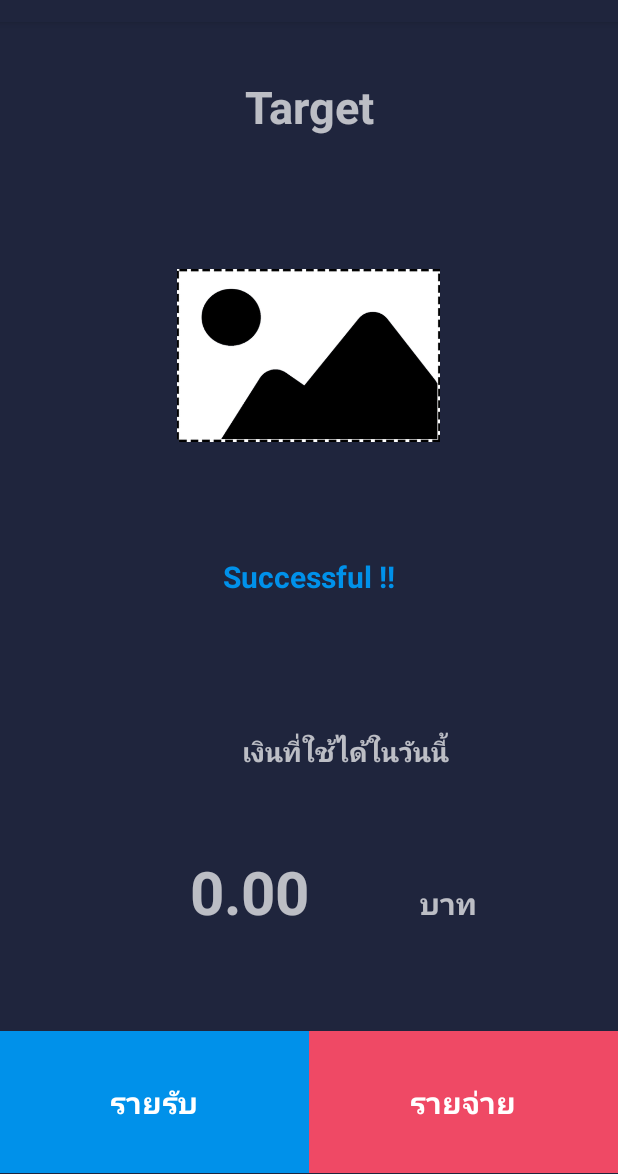
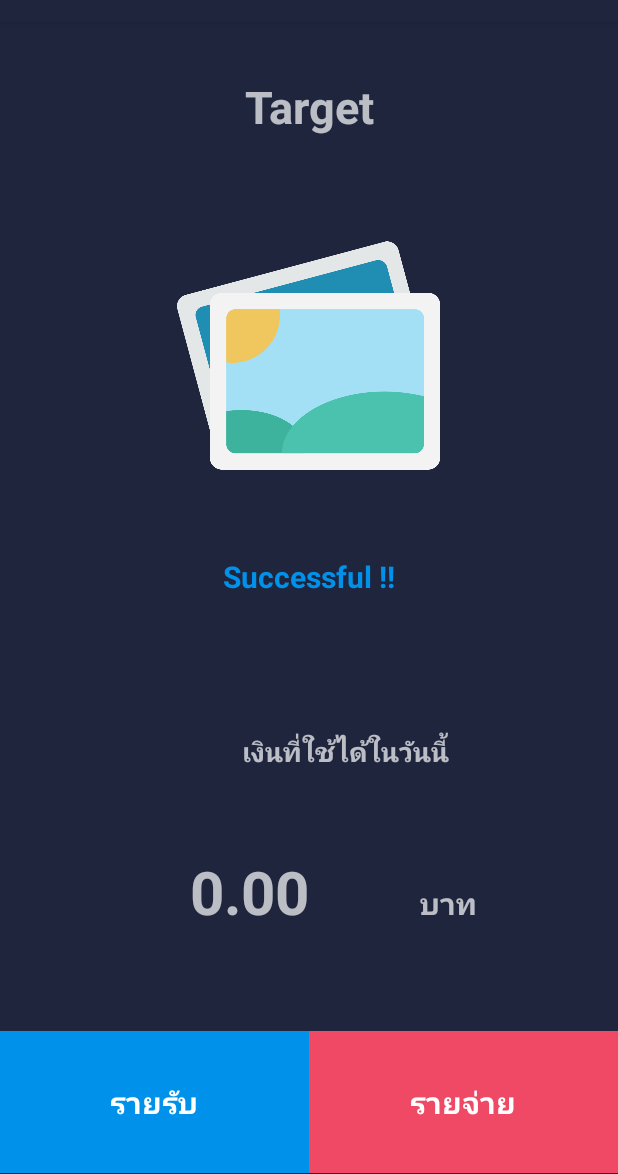
Before and after one commit to KornkamonS/Money, an Android app: the screen it shows after launch (MainActivity), on a phone screen of 412 x 824 dp, the part 62-1236 px from its top. Run offline under Robolectric (Android 15) with nearby library versions, the phone set to English and light mode, and no system bars.

Commit message:
color sub and drawable

```diff
--- a/app/src/main/res/layout/activity_main.xml
+++ b/app/src/main/res/layout/activity_main.xml
@@ -14,6 +14,7 @@
         android:layout_height="match_parent" />
 
     <android.support.design.widget.NavigationView
+        android:background="@color/sub"
         android:id="@+id/nav_view"
         android:layout_width="wrap_content"
         android:layout_height="match_parent"
--- a/app/src/main/res/layout/content_add__income.xml
+++ b/app/src/main/res/layout/content_add__income.xml
@@ -9,8 +9,8 @@
     tools:showIn="@layout/activity_add__income">
 
     <ScrollView
-        android:layout_width="match_parent"
-        android:layout_height="match_parent"
+        android:layout_width="0dp"
+        android:layout_height="0dp"
         app:layout_constraintBottom_toBottomOf="parent"
         app:layout_constraintHorizontal_bias="0.0"
         app:layout_constraintLeft_toLeftOf="parent"
@@ -41,6 +41,7 @@
                     android:paddingTop="30dp">
 
                     <HorizontalScrollView
+                        android:background="@color/sub"
                         android:layout_width="wrap_content"
                         android:layout_height="wrap_content">
 
--- a/app/src/main/res/layout/content_add__target.xml
+++ b/app/src/main/res/layout/content_add__target.xml
@@ -38,6 +38,7 @@
 
 
                     <HorizontalScrollView
+                        android:background="@color/sub"
                         android:layout_width="wrap_content"
                         android:layout_height="wrap_content">
 
--- a/app/src/main/res/layout/content_income_edit_item.xml
+++ b/app/src/main/res/layout/content_income_edit_item.xml
@@ -43,6 +43,7 @@
                     android:paddingTop="30dp">
 
                     <HorizontalScrollView
+                        android:background="@color/sub"
                         android:layout_width="wrap_content"
                         android:layout_height="wrap_content">
 
--- a/app/src/main/res/layout/content_main.xml
+++ b/app/src/main/res/layout/content_main.xml
@@ -10,8 +10,8 @@
     tools:showIn="@layout/app_bar_main">
 
     <LinearLayout
-        android:layout_width="match_parent"
-        android:layout_height="match_parent"
+        android:layout_width="0dp"
+        android:layout_height="0dp"
         android:orientation="vertical"
         app:layout_constraintBottom_toBottomOf="parent"
         app:layout_constraintHorizontal_bias="0.0"
@@ -21,6 +21,7 @@
         app:layout_constraintVertical_bias="0.0">
 
         <TableLayout
+
 
             android:layout_width="match_parent"
             android:layout_height="match_parent"
@@ -32,6 +33,7 @@
                 android:layout_width="match_parent"
                 android:layout_height="0dp"
                 android:layout_weight="0.2"
+                android:background="@android:color/transparent"
                 android:gravity="center">
 
                 <TextView
@@ -60,7 +62,8 @@
                         android:id="@+id/Hometarget_pic"
                         android:layout_width="175dp"
                         android:layout_height="175dp"
-                        app:srcCompat="@drawable/main" />
+                        app:srcCompat="@drawable/main"
+                        android:layout_alignParentBottom="true" />
 
                 </RelativeLayout>
 
--- a/app/src/main/res/layout/content_outcome_edit_item.xml
+++ b/app/src/main/res/layout/content_outcome_edit_item.xml
@@ -41,6 +41,7 @@
                     android:paddingTop="30dp">
 
                     <HorizontalScrollView
+                        android:background="@color/sub"
                         android:layout_width="wrap_content"
                         android:layout_height="wrap_content">
 
--- a/app/src/main/res/layout/content_save_other_pay.xml
+++ b/app/src/main/res/layout/content_save_other_pay.xml
@@ -37,6 +37,7 @@
                     android:orientation="horizontal">
 
                     <TextView
+
                         android:id="@+id/textView11"
                         android:layout_width="wrap_content"
                         android:layout_height="wrap_content"
--- a/app/src/main/res/layout/content_taget_detail.xml
+++ b/app/src/main/res/layout/content_taget_detail.xml
@@ -24,6 +24,7 @@
             android:orientation="vertical">
 
             <TextView
+
                 android:id="@+id/DetialtargetName"
                 android:layout_width="match_parent"
                 android:layout_height="wrap_content"
--- a/app/src/main/res/layout/in_edit.xml
+++ b/app/src/main/res/layout/in_edit.xml
@@ -43,6 +43,7 @@
                     android:paddingTop="30dp">
 
                     <HorizontalScrollView
+                        android:background="@color/sub"
                         android:layout_width="wrap_content"
                         android:layout_height="wrap_content">
 
--- a/app/src/main/res/layout/out_edit.xml
+++ b/app/src/main/res/layout/out_edit.xml
@@ -50,6 +50,7 @@
                             android:orientation="vertical">
 
                             <RadioGroup
+                                android:background="@color/sub"
                                 android:id="@+id/editTypeExp"
                                 android:layout_width="match_parent"
                                 android:layout_height="match_parent"
```
Also changed, not shown: app/src/main/res/layout/content_add__outcome.xml (+15 -12 lines), app/src/main/res/layout/list_r.xml (+10 -5 lines), app/src/main/res/drawable/home_sel.png, app/src/main/res/drawable/main.png, app/src/main/res/drawable/tips.png.
